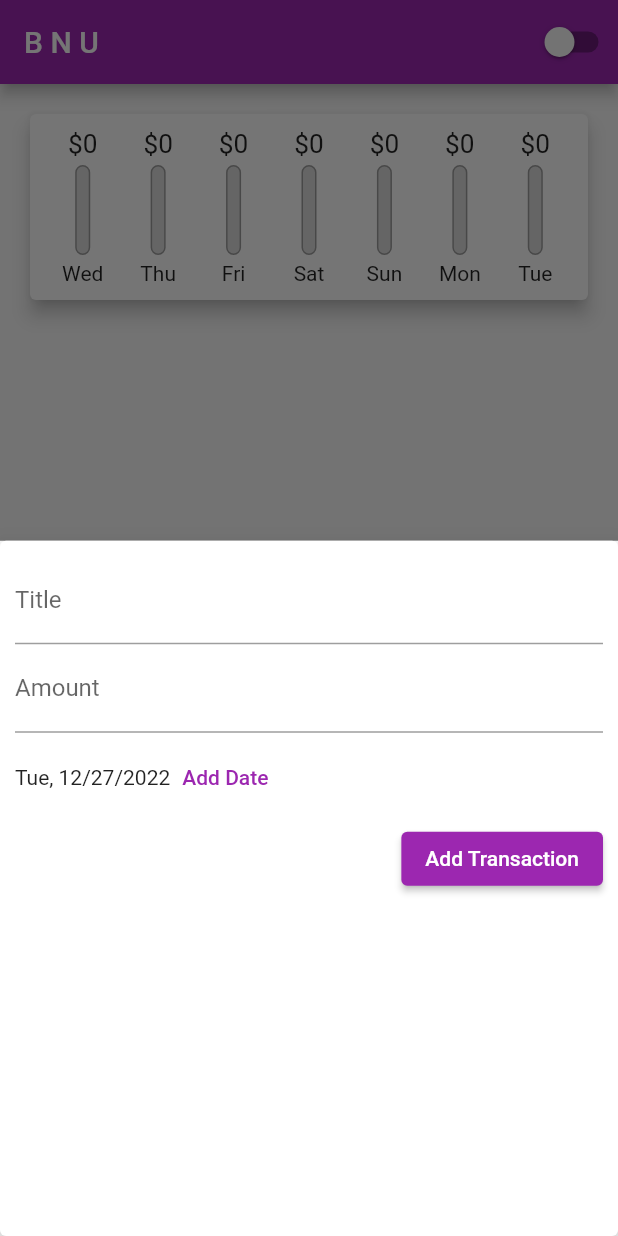
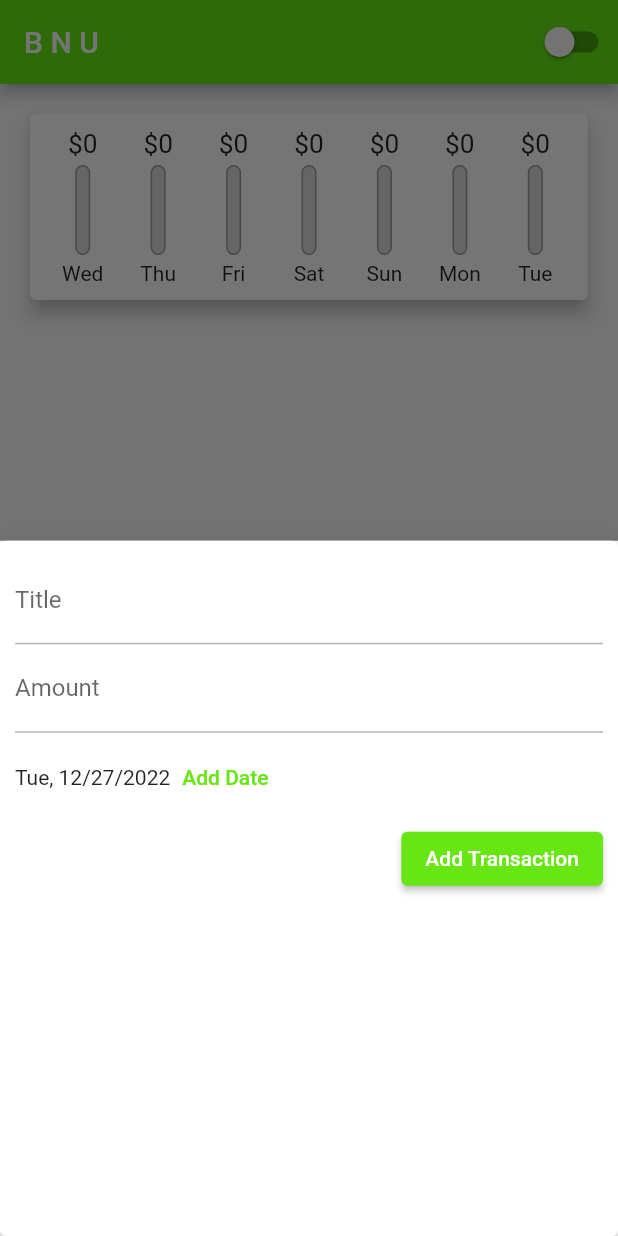
Before and after one commit to jishkln/User-Expence, a Flutter app: the screen it shows after launch, after a tap on the "add" icon, on a phone screen of 412 x 824 dp. Run offline on Flutter 3.47's test engine with Material 2 defaults, Android fonts, the light colour scheme and no system bars; our stand-ins replace get, get_storage, google_fonts; missing offline and left inert: dart:ffi.

Commit message:
themedata Finalcmmt

```diff
--- a/lib/controller/transation_controller.dart
+++ b/lib/controller/transation_controller.dart
@@ -9,10 +9,9 @@ class TransationController extends GetxController {
   final titleInputController = TextEditingController();
   final amountInputController = TextEditingController();
   final List<Transaction> userTransations = [];
+  bool isDark = false;
 
   DateTime selectedDate = DateTime.now();
-
-  bool isDark = false;
 
   void changeTheme(bool value) {
     if (value == true) {
--- a/lib/main.dart
+++ b/lib/main.dart
@@ -1,12 +1,13 @@
-import 'package:expencesapp/controller/transation_controller.dart';
 import 'package:expencesapp/home.dart';
 import 'package:expencesapp/services/theme_services.dart';
 import 'package:expencesapp/utils/theme_constant.dart';
 import 'package:flutter/material.dart';
 import 'package:get/get.dart';
-import 'package:google_fonts/google_fonts.dart';
+import 'package:get_storage/get_storage.dart';
 
-void main() {
+Future<void> main() async {
+  WidgetsFlutterBinding.ensureInitialized();
+  await GetStorage.init();
   runApp(const MyApp());
 }
 
@@ -18,8 +19,8 @@ class MyApp extends StatelessWidget {
     return GetMaterialApp(
       debugShowCheckedModeBanner: false,
       title: 'Expance App',
-      theme: lightTheme,
-      darkTheme: darkTheme,
+      theme: lightThemeDataCustom,
+      darkTheme: darkThemeDataCustom,
       themeMode: ThemeServices().theme,
       home: const Home(),
     );
--- a/lib/services/theme_services.dart
+++ b/lib/services/theme_services.dart
@@ -1,10 +1,20 @@
+import 'dart:ffi';
+
 import 'package:flutter/material.dart';
+import 'package:get/get.dart';
 import 'package:get_storage/get_storage.dart';
 
 class ThemeServices {
   final _storage = GetStorage();
   final _key = 'isDarkMode';
+  _saveThemeMode(bool isDarkMode) => _storage.write(_key, isDarkMode);
   bool _loadThemeFromStorage() => _storage.read(_key) ?? false;
   ThemeMode get theme =>
       _loadThemeFromStorage() ? ThemeMode.dark : ThemeMode.light;
+
+  void switchTheme() {
+    Get.changeThemeMode(
+        _loadThemeFromStorage() ? ThemeMode.light : ThemeMode.dark);
+    _saveThemeMode(!_loadThemeFromStorage());
+  }
 }
--- a/lib/utils/theme_constant.dart
+++ b/lib/utils/theme_constant.dart
@@ -1,12 +1,49 @@
 import 'package:flutter/material.dart';
 import 'package:google_fonts/google_fonts.dart';
 
-final ThemeData lightTheme = ThemeData(
-  brightness: Brightness.light,
-  primarySwatch: Colors.purple,
-  textTheme: GoogleFonts.emilysCandyTextTheme(),
-);
-final ThemeData darkTheme = ThemeData(
-  brightness: Brightness.dark,
-  textTheme: GoogleFonts.emilysCandyTextTheme(),
-);
+final ThemeData lightThemeDataCustom = _buildLightTheme();
+
+ThemeData _buildLightTheme() {
+  final ThemeData lightTheme = ThemeData.light();
+  return lightTheme.copyWith(
+    brightness: Brightness.light,
+    colorScheme: const ColorScheme.light().copyWith(
+      primary: const Color.fromARGB(255, 103, 230, 19),
+      onPrimary: const Color(0xFFFFFFFF),
+      secondary: const Color(0xFFf37b67),
+      onSecondary: const Color(0xFFFFFFFF),
+      error: const Color(0xFFBA1A1A),
+      onError: const Color(0xFFFFFFFF),
+      background: const Color(0xFFFEFFFF),
+      onBackground: const Color(0xFF3b3b3b),
+      surface: const Color(0xFFFEFFFF),
+      onSurface: const Color(0xFF3b3b3b),
+    ),
+    textTheme: GoogleFonts.emilysCandyTextTheme(ThemeData.light().textTheme),
+  );
+}
+
+final ThemeData darkThemeDataCustom = _buildDarkTheme();
+ThemeData _buildDarkTheme() {
+  final ThemeData darkTheme = ThemeData.dark();
+
+  return darkTheme.copyWith(
+    brightness: Brightness.dark,
+    colorScheme: const ColorScheme.dark().copyWith(
+      brightness: Brightness.dark,
+      primary: const Color(0xFFADC6FF),
+      onPrimary: const Color(0xFF002E69),
+      secondary: const Color(0xFFBBC6E4),
+      onSecondary: const Color(0xFF253048),
+      error: const Color(0xFFFFB4AB),
+      onError: const Color(0xFF690005),
+      background: const Color(0xFF1B1B1F),
+      onBackground: const Color(0xFFE3E2E6),
+      surface: const Color(0xFF1B1B1F),
+      onSurface: const Color(0xFFE3E2E6),
+      primaryContainer: const Color(0xff3700b3),
+      secondaryContainer: const Color(0xff018786),
+    ),
+    textTheme: GoogleFonts.emilysCandyTextTheme(ThemeData.dark().textTheme),
+  );
+}
```
